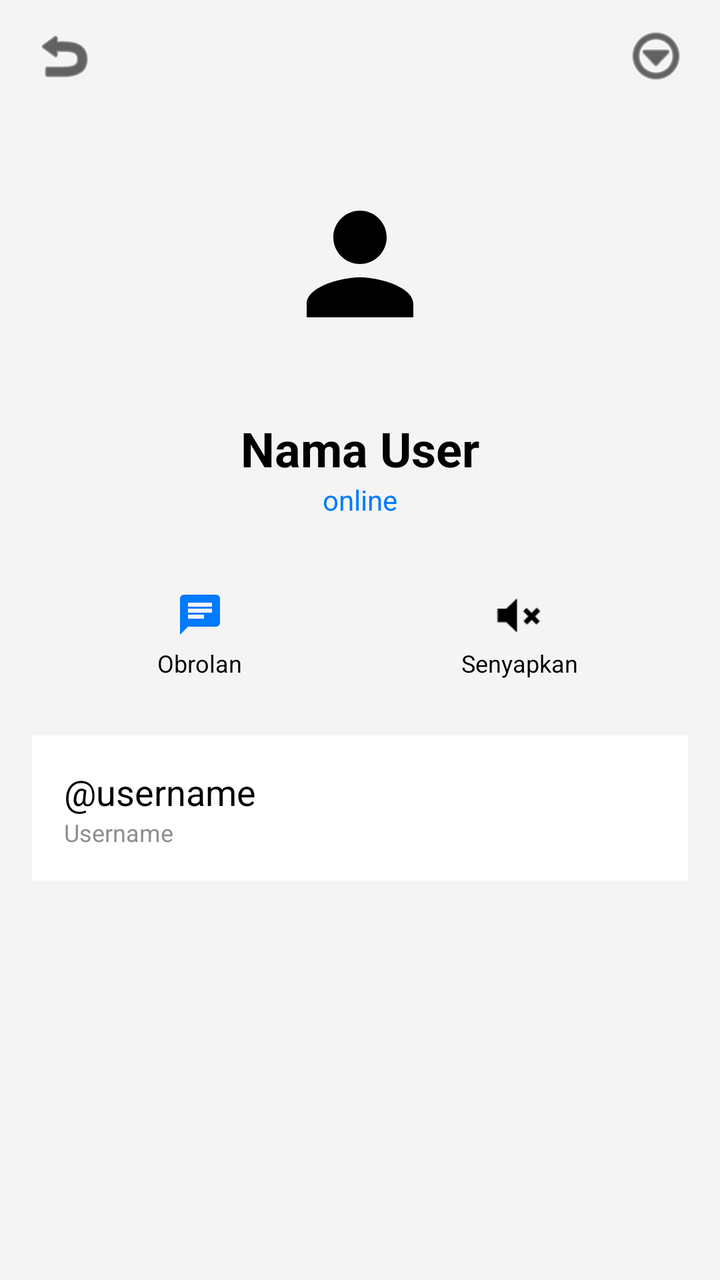
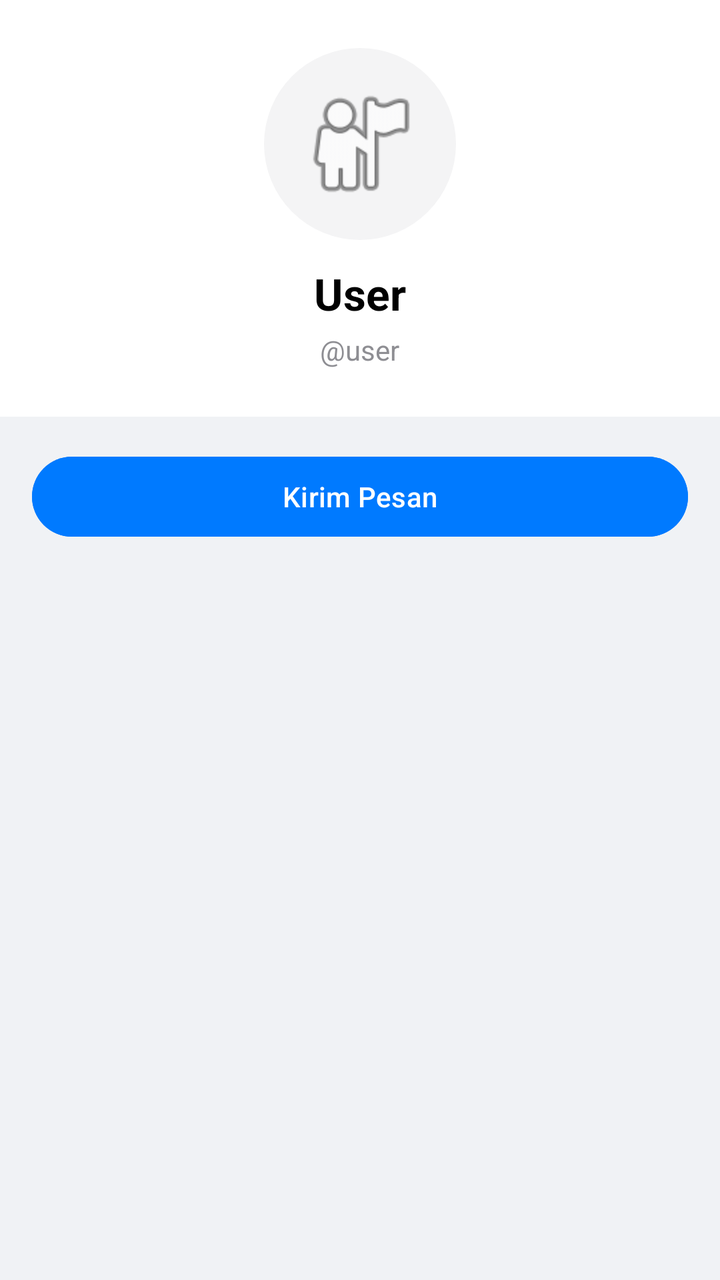

The first picture is an Android layout as it rendered before a commit; the second is the same layout after the commit. The layout source and the unified diff follow.
<!-- AndroidManifest.xml: application theme Theme.Material3.Light.NoActionBar -->
<!-- res/layout/activity_user_profile.xml -->
<?xml version="1.0" encoding="utf-8"?>
<ScrollView xmlns:android="http://schemas.android.com/apk/res/android"
    xmlns:app="http://schemas.android.com/apk/res-auto"
    android:layout_width="match_parent"
    android:layout_height="match_parent"
    android:background="@color/tg_bg_gray">

    <LinearLayout
        android:layout_width="match_parent"
        android:layout_height="wrap_content"
        android:orientation="vertical"
        android:gravity="center_horizontal"
        android:paddingBottom="24dp">

        
        <RelativeLayout
            android:layout_width="match_parent"
            android:layout_height="56dp"
            android:paddingStart="16dp"
            android:paddingEnd="16dp">
            <ImageView
                android:id="@+id/btnBackProfile"
                android:layout_width="32dp"
                android:layout_height="32dp"
                android:src="@android:drawable/ic_menu_revert"
                app:tint="@color/tg_text"
                android:layout_centerVertical="true"/>
            <ImageView
                android:id="@+id/btnMenuProfile"
                android:layout_width="32dp"
                android:layout_height="32dp"
                android:src="@android:drawable/ic_menu_more"
                app:tint="@color/tg_text"
                android:layout_alignParentEnd="true"
                android:layout_centerVertical="true"/>
        </RelativeLayout>

        
        <ImageView
            android:id="@+id/ivUserPhoto"
            android:layout_width="120dp"
            android:layout_height="120dp"
            android:src="@drawable/ic_wa_profile"
            android:background="@drawable/bg_avatar_circle"
            android:padding="20dp"
            android:layout_marginTop="16dp"/>

        
        <TextView
            android:id="@+id/tvUserName"
            android:layout_width="wrap_content"
            android:layout_height="wrap_content"
            android:text="Nama User"
            android:textColor="@color/tg_text"
            android:textSize="24sp"
            android:textStyle="bold"
            android:layout_marginTop="16dp"/>
        <TextView
            android:id="@+id/tvUserStatus"
            android:layout_width="wrap_content"
            android:layout_height="wrap_content"
            android:text="online"
            android:textColor="@color/tg_blue"
            android:textSize="14sp"
            android:layout_marginBottom="24dp"/>

        
        <LinearLayout
            android:layout_width="match_parent"
            android:layout_height="wrap_content"
            android:orientation="horizontal"
            android:gravity="center"
            android:paddingStart="24dp"
            android:paddingEnd="24dp"
            android:layout_marginBottom="16dp">

            <LinearLayout
                android:id="@+id/btnMessageUser"
                android:layout_width="0dp"
                android:layout_height="wrap_content"
                android:layout_weight="1"
                android:orientation="vertical"
                android:gravity="center"
                android:background="@drawable/bg_search_telegram"
                android:padding="12dp"
                android:layout_marginEnd="8dp">
                <ImageView android:layout_width="24dp" android:layout_height="24dp" android:src="@drawable/ic_wa_chat" app:tint="@color/tg_blue"/>
                <TextView android:layout_width="wrap_content" android:layout_height="wrap_content" android:text="Obrolan" android:textColor="@color/tg_text" android:textSize="12sp" android:layout_marginTop="4dp"/>
            </LinearLayout>

            <LinearLayout
                android:layout_width="0dp"
                android:layout_height="wrap_content"
                android:layout_weight="1"
                android:orientation="vertical"
                android:gravity="center"
                android:background="@drawable/bg_search_telegram"
                android:padding="12dp">
                <ImageView android:layout_width="24dp" android:layout_height="24dp" android:src="@android:drawable/ic_lock_silent_mode" app:tint="@color/tg_text"/>
                <TextView android:layout_width="wrap_content" android:layout_height="wrap_content" android:text="Senyapkan" android:textColor="@color/tg_text" android:textSize="12sp" android:layout_marginTop="4dp"/>
            </LinearLayout>
        </LinearLayout>

        
        <LinearLayout
            android:layout_width="match_parent"
            android:layout_height="wrap_content"
            android:orientation="vertical"
            android:background="@color/tg_bg"
            android:padding="16dp"
            android:layout_marginStart="16dp"
            android:layout_marginEnd="16dp">
            <TextView
                android:id="@+id/tvUserUsername"
                android:layout_width="wrap_content"
                android:layout_height="wrap_content"
                android:text="@username"
                android:textColor="@color/tg_text"
                android:textSize="18sp"/>
            <TextView
                android:layout_width="wrap_content"
                android:layout_height="wrap_content"
                android:text="Username"
                android:textColor="@color/tg_text_gray"
                android:textSize="12sp"/>
        </LinearLayout>

    </LinearLayout>
</ScrollView>
<!-- resources referenced by this layout -->
<resources>
  <color name="tg_bg">#FFFFFF</color>
  <color name="tg_bg_gray">#F4F4F5</color>
  <color name="tg_blue">#007AFF</color>
  <color name="tg_text">#000000</color>
  <color name="tg_text_gray">#8E8E93</color>
  <!-- drawable bg_avatar_circle (drawable) -->
  <?xml version="1.0" encoding="utf-8"?>
  <shape xmlns:android="http://schemas.android.com/apk/res/android" android:shape="oval">
      <solid android:color="@color/tg_bg_gray" />
  </shape>
  <!-- drawable bg_search_telegram (drawable) -->
  <?xml version="1.0" encoding="utf-8"?>
  <shape xmlns:android="http://schemas.android.com/apk/res/android">
      <solid android:color="@color/tg_bg_gray" />
      <corners android:radius="20dp" />
  </shape>
  <!-- drawable ic_wa_chat (drawable) -->
  <vector xmlns:android="http://schemas.android.com/apk/res/android" android:width="24dp" android:height="24dp" android:viewportWidth="24" android:viewportHeight="24">
      <path android:fillColor="#000000" android:pathData="M20,2H4c-1.1,0 -2,0.9 -2,2v18l4,-4h14c1.1,0 2,-0.9 2,-2V4c0,-1.1 -0.9,-2 -2,-2zM6,9h12v2H6V9zM14,14H6v-2h8V14zM18,8H6V6h12V8z"/>
  </vector>
  <!-- drawable ic_wa_profile (drawable) -->
  <vector xmlns:android="http://schemas.android.com/apk/res/android" android:width="24dp" android:height="24dp" android:viewportWidth="24" android:viewportHeight="24">
      <path android:fillColor="#000000" android:pathData="M12,12c2.21,0 4,-1.79 4,-4s-1.79,-4 -4,-4 -4,1.79 -4,4 1.79,4 4,4zM12,14c-2.67,0 -8,1.34 -8,4v2h16v-2c0,-2.66 -5.33,-4 -8,-4z"/>
  </vector>
</resources>

<!-- the commit's change to res/layout/activity_user_profile.xml (unified diff, before → after) -->
@@ -3,127 +3,126 @@
     xmlns:app="http://schemas.android.com/apk/res-auto"
     android:layout_width="match_parent"
     android:layout_height="match_parent"
-    android:background="@color/tg_bg_gray">
+    android:background="#F0F2F5">
 
     <LinearLayout
         android:layout_width="match_parent"
         android:layout_height="wrap_content"
-        android:orientation="vertical"
-        android:gravity="center_horizontal"
-        android:paddingBottom="24dp">
-
-        
-        <RelativeLayout
-            android:layout_width="match_parent"
-            android:layout_height="56dp"
-            android:paddingStart="16dp"
-            android:paddingEnd="16dp">
-            <ImageView
-                android:id="@+id/btnBackProfile"
-                android:layout_width="32dp"
-                android:layout_height="32dp"
-                android:src="@android:drawable/ic_menu_revert"
-                app:tint="@color/tg_text"
-                android:layout_centerVertical="true"/>
-            <ImageView
-                android:id="@+id/btnMenuProfile"
-                android:layout_width="32dp"
-                android:layout_height="32dp"
-                android:src="@android:drawable/ic_menu_more"
-                app:tint="@color/tg_text"
-                android:layout_alignParentEnd="true"
-                android:layout_centerVertical="true"/>
-        </RelativeLayout>
-
-        
-        <ImageView
-            android:id="@+id/ivUserPhoto"
-            android:layout_width="120dp"
-            android:layout_height="120dp"
-            android:src="@drawable/ic_wa_profile"
-            android:background="@drawable/bg_avatar_circle"
-            android:padding="20dp"
-            android:layout_marginTop="16dp"/>
-
-        
-        <TextView
-            android:id="@+id/tvUserName"
-            android:layout_width="wrap_content"
-            android:layout_height="wrap_content"
-            android:text="Nama User"
-            android:textColor="@color/tg_text"
-            android:textSize="24sp"
-            android:textStyle="bold"
-            android:layout_marginTop="16dp"/>
-        <TextView
-            android:id="@+id/tvUserStatus"
-            android:layout_width="wrap_content"
-            android:layout_height="wrap_content"
-            android:text="online"
-            android:textColor="@color/tg_blue"
-            android:textSize="14sp"
-            android:layout_marginBottom="24dp"/>
-
-        
-        <LinearLayout
-            android:layout_width="match_parent"
-            android:layout_height="wrap_content"
-            android:orientation="horizontal"
-            android:gravity="center"
-            android:paddingStart="24dp"
-            android:paddingEnd="24dp"
-            android:layout_marginBottom="16dp">
-
-            <LinearLayout
-                android:id="@+id/btnMessageUser"
-                android:layout_width="0dp"
-                android:layout_height="wrap_content"
-                android:layout_weight="1"
-                android:orientation="vertical"
-                android:gravity="center"
-                android:background="@drawable/bg_search_telegram"
-                android:padding="12dp"
-                android:layout_marginEnd="8dp">
-                <ImageView android:layout_width="24dp" android:layout_height="24dp" android:src="@drawable/ic_wa_chat" app:tint="@color/tg_blue"/>
-                <TextView android:layout_width="wrap_content" android:layout_height="wrap_content" android:text="Obrolan" android:textColor="@color/tg_text" android:textSize="12sp" android:layout_marginTop="4dp"/>
-            </LinearLayout>
-
-            <LinearLayout
-                android:layout_width="0dp"
-                android:layout_height="wrap_content"
-                android:layout_weight="1"
-                android:orientation="vertical"
-                android:gravity="center"
-                android:background="@drawable/bg_search_telegram"
-                android:padding="12dp">
-                <ImageView android:layout_width="24dp" android:layout_height="24dp" android:src="@android:drawable/ic_lock_silent_mode" app:tint="@color/tg_text"/>
-                <TextView android:layout_width="wrap_content" android:layout_height="wrap_content" android:text="Senyapkan" android:textColor="@color/tg_text" android:textSize="12sp" android:layout_marginTop="4dp"/>
-            </LinearLayout>
-        </LinearLayout>
+        android:orientation="vertical">
 
         
         <LinearLayout
             android:layout_width="match_parent"
             android:layout_height="wrap_content"
             android:orientation="vertical"
-            android:background="@color/tg_bg"
-            android:padding="16dp"
-            android:layout_marginStart="16dp"
-            android:layout_marginEnd="16dp">
+            android:gravity="center"
+            android:padding="24dp"
+            android:background="#FFFFFF">
+
+            <ImageView
+                android:id="@+id/ivUserPhoto"
+                android:layout_width="96dp"
+                android:layout_height="96dp"
+                android:background="@drawable/bg_avatar_circle"
+                android:src="@android:drawable/ic_menu_myplaces"
+                android:padding="16dp"/>
+
+            <TextView
+                android:id="@+id/tvUserName"
+                android:layout_width="wrap_content"
+                android:layout_height="wrap_content"
+                android:text="User"
+                android:textSize="22sp"
+                android:textStyle="bold"
+                android:textColor="#000000"
+                android:layout_marginTop="12dp"/>
+
             <TextView
                 android:id="@+id/tvUserUsername"
                 android:layout_width="wrap_content"
                 android:layout_height="wrap_content"
-                android:text="@username"
-                android:textColor="@color/tg_text"
-                android:textSize="18sp"/>
-            <TextView
-                android:layout_width="wrap_content"
-                android:layout_height="wrap_content"
-                android:text="Username"
-                android:textColor="@color/tg_text_gray"
-                android:textSize="12sp"/>
+                android:text="@user"
+                android:textSize="14sp"
+                android:textColor="#8E8E93"
+                android:layout_marginTop="4dp"/>
         </LinearLayout>
 
+        
+        <LinearLayout
+            android:id="@+id/layoutSelfActions"
+            android:layout_width="match_parent"
+            android:layout_height="wrap_content"
+            android:orientation="horizontal"
+            android:padding="16dp"
+            android:visibility="gone"
+            android:background="#FFFFFF"
+            android:layout_marginTop="1dp">
+
+            <LinearLayout
+                android:id="@+id/btnSetPhoto"
+                android:layout_width="0dp"
+                android:layout_height="wrap_content"
+                android:layout_weight="1"
+                android:orientation="vertical"
+                android:gravity="center">
+                <ImageView android:layout_width="24dp" android:layout_height="24dp" android:src="@android:drawable/ic_menu_camera" app:tint="#007AFF"/>
+                <TextView android:layout_width="wrap_content" android:layout_height="wrap_content" android:text="Pasang Foto" android:textSize="12sp" android:layout_marginTop="4dp"/>
+            </LinearLayout>
+
+            <LinearLayout
+                android:id="@+id/btnEditInfo"
+                android:layout_width="0dp"
+                android:layout_height="wrap_content"
+                android:layout_weight="1"
+                android:orientation="vertical"
+                android:gravity="center">
+                <ImageView android:layout_width="24dp" android:layout_height="24dp" android:src="@android:drawable/ic_menu_edit" app:tint="#007AFF"/>
+                <TextView android:layout_width="wrap_content" android:layout_height="wrap_content" android:text="Ubah Info" android:textSize="12sp" android:layout_marginTop="4dp"/>
+            </LinearLayout>
+
+            <LinearLayout
+                android:id="@+id/btnSettings"
+                android:layout_width="0dp"
+                android:layout_height="wrap_content"
+                android:layout_weight="1"
+                android:orientation="vertical"
+                android:gravity="center">
+                <ImageView android:layout_width="24dp" android:layout_height="24dp" android:src="@android:drawable/ic_menu_preferences" app:tint="#007AFF"/>
+                <TextView android:layout_width="wrap_content" android:layout_height="wrap_content" android:text="Pengaturan" android:textSize="12sp" android:layout_marginTop="4dp"/>
+            </LinearLayout>
+        </LinearLayout>
+
+        
+        <LinearLayout
+            android:id="@+id/layoutSettingsList"
+            android:layout_width="match_parent"
+            android:layout_height="wrap_content"
+            android:orientation="vertical"
+            android:visibility="gone"
+            android:layout_marginTop="16dp"
+            android:background="#FFFFFF">
+
+            <TextView android:layout_width="match_parent" android:layout_height="wrap_content" android:text="Akun" android:textColor="#007AFF" android:textSize="13sp" android:padding="16dp" android:textStyle="bold"/>
+            <TextView android:id="@+id/rowEditProfile" android:layout_width="match_parent" android:layout_height="wrap_content" android:text="Nomor, Username, Bio" android:padding="16dp" android:textSize="15sp"/>
+            
+            <View android:layout_width="match_parent" android:layout_height="1dp" android:background="#EEEEEE" android:layout_marginStart="16dp"/>
+            
+            <TextView android:layout_width="match_parent" android:layout_height="wrap_content" android:text="Pengaturan Obrolan" android:padding="16dp" android:textSize="15sp"/>
+            <TextView android:layout_width="match_parent" android:layout_height="wrap_content" android:text="Privasi &amp; Keamanan" android:padding="16dp" android:textSize="15sp"/>
+            <TextView android:layout_width="match_parent" android:layout_height="wrap_content" android:text="Notifikasi" android:padding="16dp" android:textSize="15sp"/>
+            <TextView android:layout_width="match_parent" android:layout_height="wrap_content" android:text="Data dan Penyimpanan" android:padding="16dp" android:textSize="15sp"/>
+            <TextView android:layout_width="match_parent" android:layout_height="wrap_content" android:text="Folder Obrolan" android:padding="16dp" android:textSize="15sp"/>
+            <TextView android:layout_width="match_parent" android:layout_height="wrap_content" android:text="Perangkat" android:padding="16dp" android:textSize="15sp"/>
+        </LinearLayout>
+
+        
+        <Button
+            android:id="@+id/btnMessageUser"
+            android:layout_width="match_parent"
+            android:layout_height="wrap_content"
+            android:text="Kirim Pesan"
+            android:layout_margin="16dp"
+            android:backgroundTint="#007AFF"
+            android:textColor="#FFFFFF"/>
     </LinearLayout>
 </ScrollView>
<!-- resource entries referenced after the edit -->
@@ -1,28 +1,10 @@
 <!-- resources referenced by this layout -->
 <resources>
-  <color name="tg_bg">#FFFFFF</color>
   <color name="tg_bg_gray">#F4F4F5</color>
-  <color name="tg_blue">#007AFF</color>
-  <color name="tg_text">#000000</color>
-  <color name="tg_text_gray">#8E8E93</color>
   <!-- drawable bg_avatar_circle (drawable) -->
   <?xml version="1.0" encoding="utf-8"?>
   <shape xmlns:android="http://schemas.android.com/apk/res/android" android:shape="oval">
       <solid android:color="@color/tg_bg_gray" />
   </shape>
-  <!-- drawable bg_search_telegram (drawable) -->
-  <?xml version="1.0" encoding="utf-8"?>
-  <shape xmlns:android="http://schemas.android.com/apk/res/android">
-      <solid android:color="@color/tg_bg_gray" />
-      <corners android:radius="20dp" />
-  </shape>
-  <!-- drawable ic_wa_chat (drawable) -->
-  <vector xmlns:android="http://schemas.android.com/apk/res/android" android:width="24dp" android:height="24dp" android:viewportWidth="24" android:viewportHeight="24">
-      <path android:fillColor="#000000" android:pathData="M20,2H4c-1.1,0 -2,0.9 -2,2v18l4,-4h14c1.1,0 2,-0.9 2,-2V4c0,-1.1 -0.9,-2 -2,-2zM6,9h12v2H6V9zM14,14H6v-2h8V14zM18,8H6V6h12V8z"/>
-  </vector>
-  <!-- drawable ic_wa_profile (drawable) -->
-  <vector xmlns:android="http://schemas.android.com/apk/res/android" android:width="24dp" android:height="24dp" android:viewportWidth="24" android:viewportHeight="24">
-      <path android:fillColor="#000000" android:pathData="M12,12c2.21,0 4,-1.79 4,-4s-1.79,-4 -4,-4 -4,1.79 -4,4 1.79,4 4,4zM12,14c-2.67,0 -8,1.34 -8,4v2h16v-2c0,-2.66 -5.33,-4 -8,-4z"/>
-  </vector>
 </resources>
 
